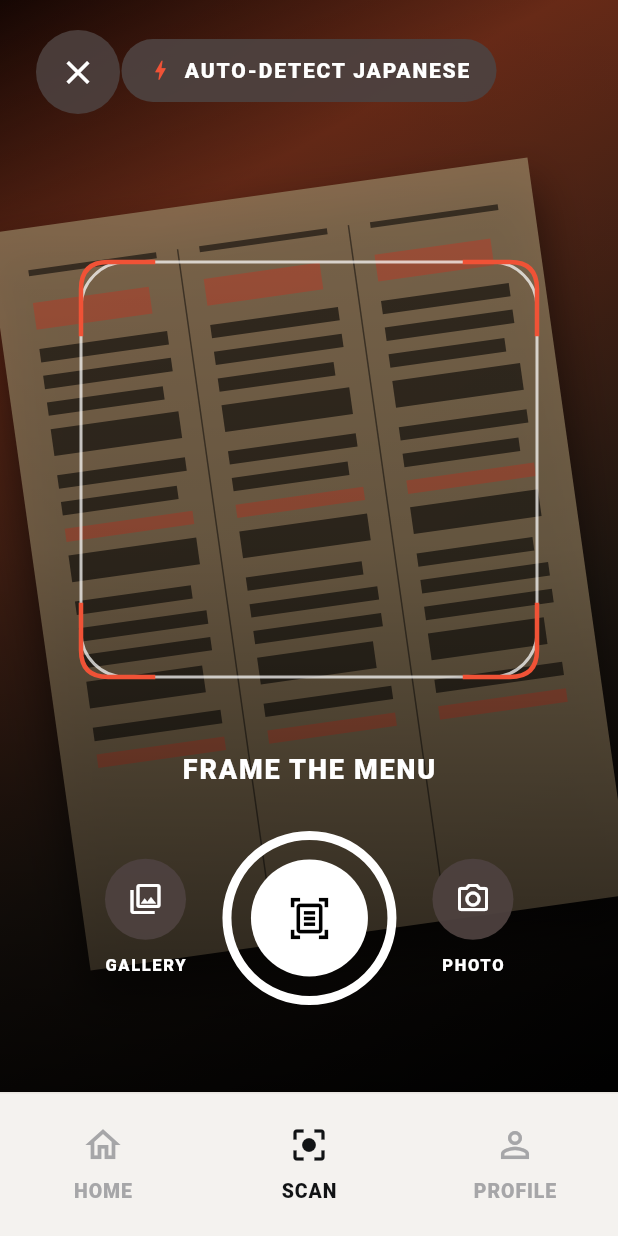
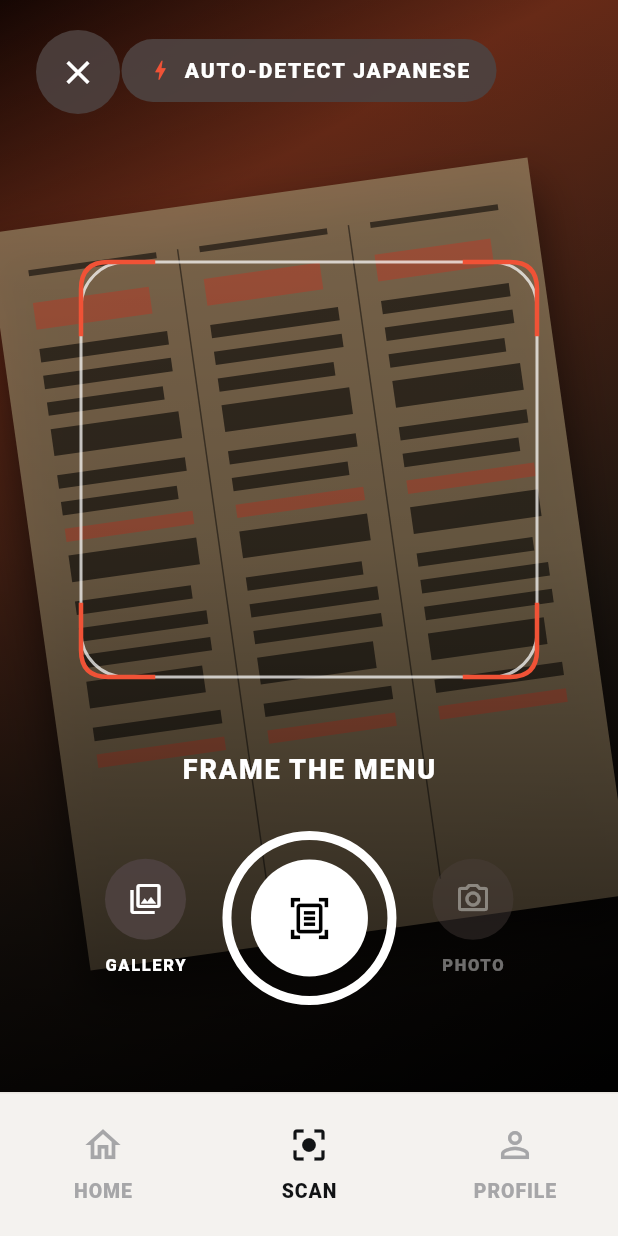
Before and after one commit to AllengWong-droid/ai-food-passport, a Flutter app: the ScanScreen screen opened by its route, on a phone screen of 412 x 824 dp. Run offline on Flutter 3.47's test engine with Material 3 defaults, Android fonts, the phone set to English and light mode, and no system bars; our stand-ins replace flutter_riverpod, go_router, image_picker; Roboto replaces fonts that are missing (Arial).

Commit message:
Add OCR-first multi-provider routing skeleton

```diff
--- a/lib/features/scan/presentation/screens/scan_screen.dart
+++ b/lib/features/scan/presentation/screens/scan_screen.dart
@@ -22,6 +22,8 @@ class _ScanScreenState extends ConsumerState<ScanScreen> {
   String? _selectedImagePath;
   Uint8List? _selectedImageBytes;
   bool _isProcessing = false;
+
+  bool get _hasSelectedImage => _selectedImageBytes != null;
 
   @override
   Widget build(BuildContext context) {
@@ -82,7 +84,7 @@ class _ScanScreenState extends ConsumerState<ScanScreen> {
                               mainAxisSize: MainAxisSize.min,
                               children: [
                                 Text(
-                                  _selectedImagePath == null ? 'FRAME THE MENU' : 'IMAGE READY',
+                                  _hasSelectedImage ? 'IMAGE READY' : 'FRAME THE MENU',
                                   style: const TextStyle(
                                     color: Colors.white,
                                     fontSize: 18,
@@ -90,7 +92,7 @@ class _ScanScreenState extends ConsumerState<ScanScreen> {
                                     letterSpacing: 1.2,
                                   ),
                                 ),
-                                if (_selectedImagePath != null) ...[
+                                if (_hasSelectedImage && _selectedImagePath != null) ...[
                                   const SizedBox(height: 10),
                                   _SelectedImageLabel(imagePath: _selectedImagePath!),
                                 ],
@@ -106,20 +108,12 @@ class _ScanScreenState extends ConsumerState<ScanScreen> {
                                     const SizedBox(width: 24),
                                     _CaptureButton(
                                       isProcessing: _isProcessing,
-                                      onTap: () {
-                                        final imagePath = _selectedImagePath;
-                                        if (imagePath == null) {
-                                          _showSelectImageMessage();
-                                          return;
-                                        }
-                                        _processSelectedImage(imagePath);
-                                      },
+                                      onTap: _startScan,
                                     ),
                                     const SizedBox(width: 24),
-                                    _ScanActionButton(
+                                    const _DisabledScanActionButton(
                                       icon: Icons.photo_camera_outlined,
                                       label: 'PHOTO',
-                                      onTap: _showPhotoPlaceholder,
                                     ),
                                   ],
                                 ),
@@ -146,11 +140,16 @@ class _ScanScreenState extends ConsumerState<ScanScreen> {
     }
 
     final imageBytes = await image.readAsBytes();
+    final imagePath = image.path.trim().isNotEmpty ? image.path : image.name;
 
     setState(() {
-      _selectedImagePath = image.path;
+      _selectedImagePath = imagePath;
       _selectedImageBytes = imageBytes;
     });
+  }
+
+  void _startScan() {
+    _processSelectedImage(_selectedImagePath ?? 'mock-menu-image');
   }
 
   Future<void> _processSelectedImage(String imagePath) async {
@@ -201,19 +200,6 @@ class _ScanScreenState extends ConsumerState<ScanScreen> {
     }
   }
 
-  void _showSelectImageMessage() {
-    ScaffoldMessenger.of(context).showSnackBar(
-      const SnackBar(content: Text('Select a menu image first.')),
-    );
-  }
-
-  void _showPhotoPlaceholder() {
-    ScaffoldMessenger.of(context).showSnackBar(
-      const SnackBar(
-        content: Text('Camera capture placeholder. Use gallery selection in this MVP Alpha.'),
-      ),
-    );
-  }
 }
 
 class _ScannerBackground extends StatelessWidget {
@@ -505,6 +491,47 @@ class _ScanActionButton extends StatelessWidget {
   }
 }
 
+class _DisabledScanActionButton extends StatelessWidget {
+  const _DisabledScanActionButton({
+    required this.icon,
+    required this.label,
+  });
+
+  final IconData icon;
+  final String label;
+
+  @override
+  Widget build(BuildContext context) {
+    return Opacity(
+      opacity: 0.42,
+      child: Column(
+        mainAxisSize: MainAxisSize.min,
+        children: [
+          Container(
+            width: 54,
+            height: 54,
+            decoration: BoxDecoration(
+              color: const Color(0xFF4D413F).withOpacity(0.94),
+              shape: BoxShape.circle,
+            ),
+            child: Icon(icon, color: Colors.white, size: 24),
+          ),
+          const SizedBox(height: 9),
+          Text(
+            label,
+            style: const TextStyle(
+              color: Colors.white,
+              fontSize: 11,
+              fontWeight: FontWeight.w900,
+              letterSpacing: 1.1,
+            ),
+          ),
+        ],
+      ),
+    );
+  }
+}
+
 class _CaptureButton extends StatelessWidget {
   const _CaptureButton({
     required this.onTap,
```
